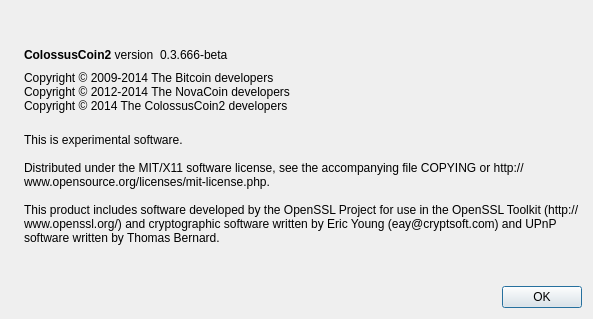
Before: the Qt Designer form src/qt/forms/aboutdialog.ui in Crestington/Test7, drawn with Qt 5.
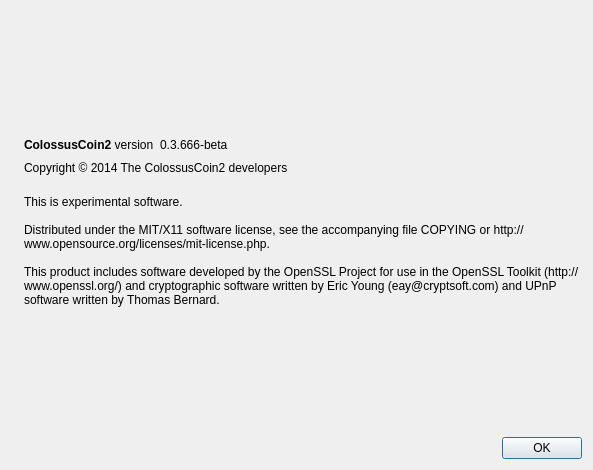
After: the same form once the commit is applied. Icons and pictures are not drawn.

Commit message: WhiteCoin to MaryJane

```diff
--- a/src/qt/forms/aboutdialog.ui
+++ b/src/qt/forms/aboutdialog.ui
@@ -7,7 +7,7 @@
     <x>0</x>
     <y>0</y>
     <width>593</width>
-    <height>319</height>
+    <height>470</height>
    </rect>
   </property>
   <property name="windowTitle">
@@ -91,9 +91,7 @@
         <cursorShape>IBeamCursor</cursorShape>
        </property>
        <property name="text">
-        <string>Copyright © 2009-2014 The Bitcoin developers
-Copyright © 2012-2014 The NovaCoin developers
-Copyright © 2014 The ColossusCoin2 developers</string>
+        <string>Copyright © 2014 The ColossusCoin2 developers</string>
        </property>
        <property name="textInteractionFlags">
         <set>Qt::LinksAccessibleByMouse|Qt::TextSelectableByKeyboard|Qt::TextSelectableByMouse</set>
```
The commit also changes 349 other files.
